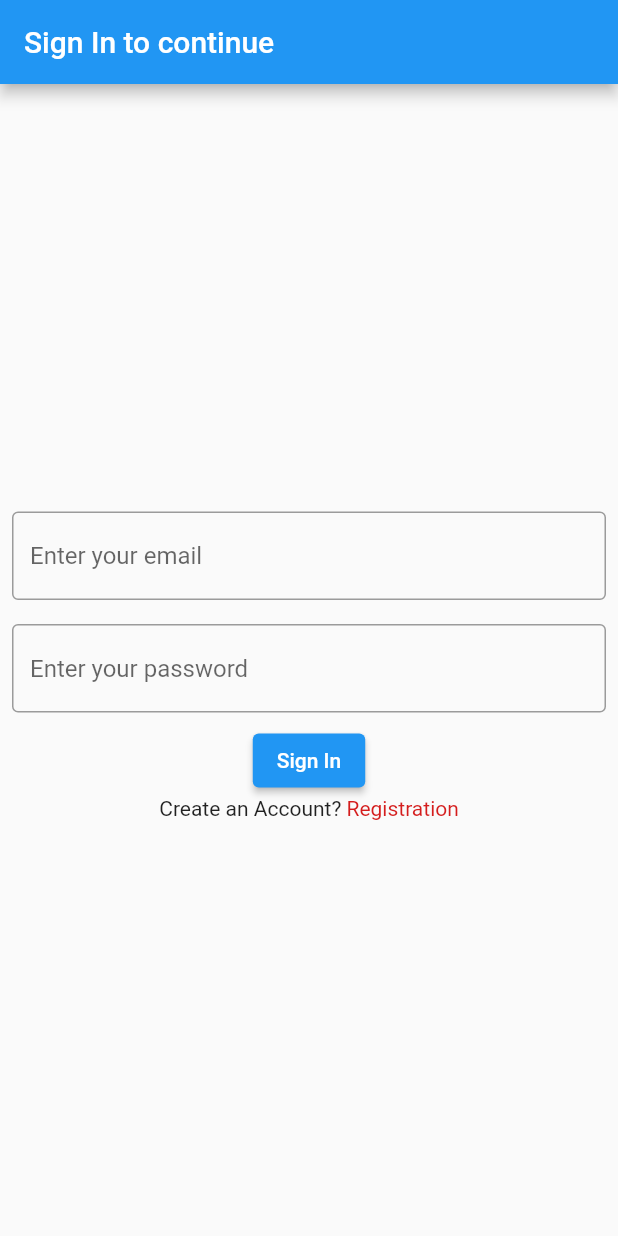
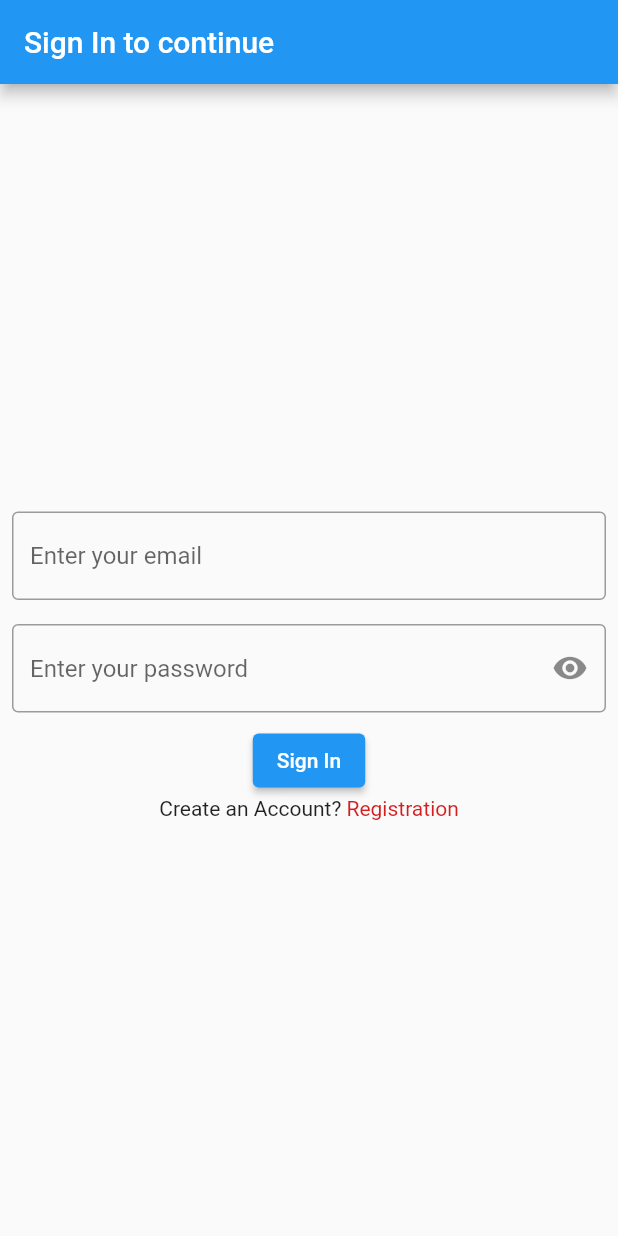
Before and after one commit to alamincse6615/people_managment, a Flutter app: the screen it shows after launch, on a phone screen of 412 x 824 dp. Run offline on Flutter 3.47's test engine with Material 2 defaults, Android fonts, the phone set to English and light mode, and no system bars.

```diff
--- a/lib/signin.dart
+++ b/lib/signin.dart
@@ -23,6 +23,8 @@ class _SignInState extends State<SignIn> {
       return;
     }
   }
+  var passoff=true;
+  Icon passIcon=Icon(Icons.visibility);
 
   @override
   void dispose() {
@@ -67,9 +69,25 @@ class _SignInState extends State<SignIn> {
                     return "Enter your password";
                   }
                 },
-                obscureText: true,
+                obscureText: passoff,
                 controller: passtrl,
                 decoration: InputDecoration(
+                    suffixIcon: GestureDetector(
+                      onTap: (){
+                        setState(() {
+                          if(passoff){
+                            passoff=false;
+                            passIcon=Icon(Icons.visibility_off);
+
+                          }
+                          else if(passoff){
+                            passoff =true;
+                            passIcon=Icon(Icons.visibility);
+                          }
+                        });
+                      },
+                      child: passIcon,
+                    ),
                     border: OutlineInputBorder(),
                     hintText: "Enter your password"
                 ),
```
